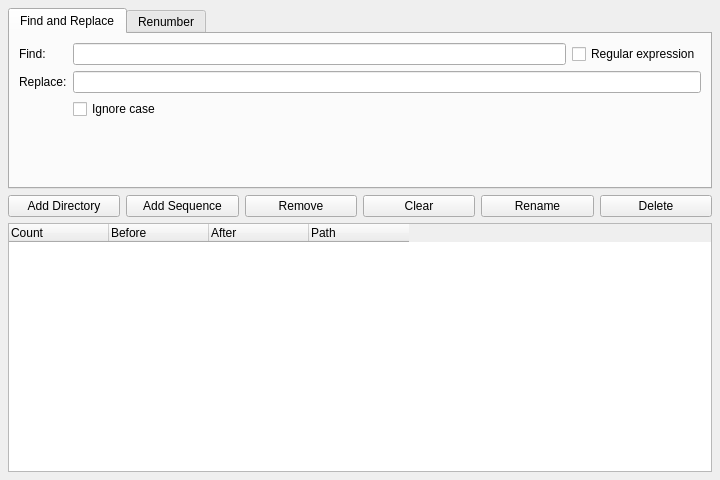
Qt form core/ui/rename_ui.ui (mjbonnington/icarus-gps) before a commit.
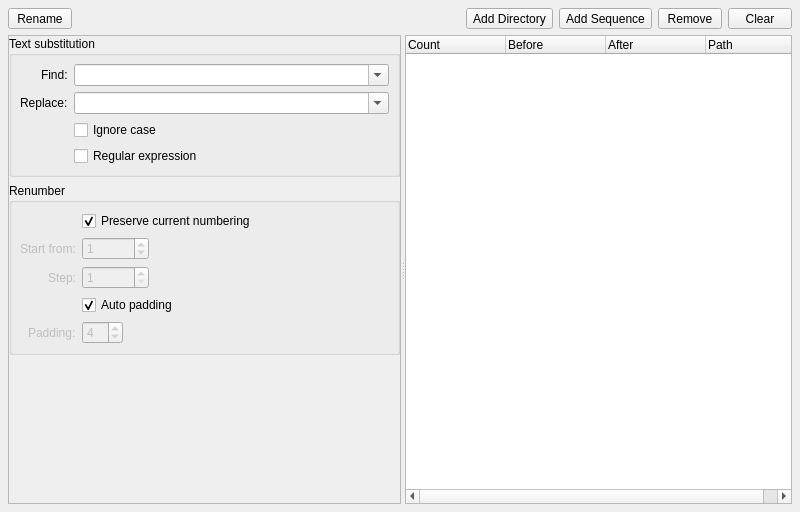
The same form after that commit. Icons and pictures are not drawn.

Commit message: Drag & drop enabled for Batch Rename tool

What changed in the file:
```diff
--- a/core/ui/rename_ui.ui
+++ b/core/ui/rename_ui.ui
@@ -6,8 +6,8 @@
    <rect>
     <x>0</x>
     <y>0</y>
-    <width>720</width>
-    <height>480</height>
+    <width>800</width>
+    <height>512</height>
    </rect>
   </property>
   <property name="windowTitle">
@@ -22,73 +22,356 @@
      <number>8</number>
     </property>
     <item>
-     <widget class="QTabWidget" name="rename_tabWidget">
+     <widget class="QFrame" name="toolbar_frame">
+      <property name="frameShape">
+       <enum>QFrame::NoFrame</enum>
+      </property>
+      <property name="frameShadow">
+       <enum>QFrame::Raised</enum>
+      </property>
+      <layout class="QHBoxLayout" name="toolbar_horizontalLayout">
+       <property name="margin">
+        <number>0</number>
+       </property>
+       <item>
+        <widget class="QToolButton" name="rename_toolButton">
+         <property name="minimumSize">
+          <size>
+           <width>64</width>
+           <height>0</height>
+          </size>
+         </property>
+         <property name="text">
+          <string>Rename</string>
+         </property>
+         <property name="icon">
+          <iconset resource="rsc.qrc">
+           <normaloff>:/rsc/rsc/icon_review.png</normaloff>
+           <disabledoff>:/rsc/rsc/icon_review_disabled.png</disabledoff>:/rsc/rsc/icon_review.png</iconset>
+         </property>
+         <property name="iconSize">
+          <size>
+           <width>32</width>
+           <height>32</height>
+          </size>
+         </property>
+         <property name="toolButtonStyle">
+          <enum>Qt::ToolButtonTextUnderIcon</enum>
+         </property>
+        </widget>
+       </item>
+       <item>
+        <spacer name="horizontalSpacer">
+         <property name="orientation">
+          <enum>Qt::Horizontal</enum>
+         </property>
+         <property name="sizeHint" stdset="0">
+          <size>
+           <width>40</width>
+           <height>20</height>
+          </size>
+         </property>
+        </spacer>
+       </item>
+       <item>
+        <widget class="QToolButton" name="addDir_toolButton">
+         <property name="minimumSize">
+          <size>
+           <width>64</width>
+           <height>0</height>
+          </size>
+         </property>
+         <property name="text">
+          <string>Add Directory</string>
+         </property>
+         <property name="icon">
+          <iconset resource="rsc.qrc">
+           <normaloff>:/rsc/rsc/icon_folder.png</normaloff>
+           <disabledoff>:/rsc/rsc/icon_folder_disabled.png</disabledoff>:/rsc/rsc/icon_folder.png</iconset>
+         </property>
+         <property name="iconSize">
+          <size>
+           <width>32</width>
+           <height>32</height>
+          </size>
+         </property>
+         <property name="toolButtonStyle">
+          <enum>Qt::ToolButtonTextUnderIcon</enum>
+         </property>
+        </widget>
+       </item>
+       <item>
+        <widget class="QToolButton" name="addSeq_toolButton">
+         <property name="minimumSize">
+          <size>
+           <width>64</width>
+           <height>0</height>
+          </size>
+         </property>
+         <property name="text">
+          <string>Add Sequence</string>
+         </property>
+         <property name="icon">
+          <iconset resource="rsc.qrc">
+           <normaloff>:/rsc/rsc/icon_add.png</normaloff>
+           <disabledoff>:/rsc/rsc/icon_add_disabled.png</disabledoff>:/rsc/rsc/icon_add.png</iconset>
+         </property>
+         <property name="iconSize">
+          <size>
+           <width>32</width>
+           <height>32</height>
+          </size>
+         </property>
+         <property name="toolButtonStyle">
+          <enum>Qt::ToolButtonTextUnderIcon</enum>
+         </property>
+        </widget>
+       </item>
+       <item>
+        <widget class="QToolButton" name="remove_toolButton">
+         <property name="minimumSize">
+          <size>
+           <width>64</width>
+           <height>0</height>
+          </size>
+         </property>
+         <property name="text">
+          <string>Remove</string>
+         </property>
+         <property name="icon">
+          <iconset resource="rsc.qrc">
+           <normaloff>:/rsc/rsc/icon_delete.png</normaloff>
+           <disabledoff>:/rsc/rsc/icon_delete_disabled.png</disabledoff>:/rsc/rsc/icon_delete.png</iconset>
+         </property>
+         <property name="iconSize">
+          <size>
+           <width>32</width>
+           <height>32</height>
+          </size>
+         </property>
+         <property name="toolButtonStyle">
+          <enum>Qt::ToolButtonTextUnderIcon</enum>
+         </property>
+        </widget>
+       </item>
+       <item>
+        <widget class="QToolButton" name="clear_toolButton">
+         <property name="minimumSize">
+          <size>
+           <width>64</width>
+           <height>0</height>
+          </size>
+         </property>
+         <property name="text">
+          <string>Clear</string>
+         </property>
+         <property name="icon">
+          <iconset resource="rsc.qrc">
+           <normaloff>:/rsc/rsc/icon_cross.png</normaloff>
+           <disabledoff>:/rsc/rsc/icon_cross_disabled.png</disabledoff>:/rsc/rsc/icon_cross.png</iconset>
+         </property>
+         <property name="iconSize">
+          <size>
+           <width>32</width>
+           <height>32</height>
+          </size>
+         </property>
+         <property name="toolButtonStyle">
+          <enum>Qt::ToolButtonTextUnderIcon</enum>
+         </property>
+        </widget>
+       </item>
+      </layout>
+     </widget>
+    </item>
+    <item>
+     <widget class="QSplitter" name="splitter">
       <property name="sizePolicy">
-       <sizepolicy hsizetype="Expanding" vsizetype="Maximum">
+       <sizepolicy hsizetype="Expanding" vsizetype="Expanding">
         <horstretch>0</horstretch>
         <verstretch>0</verstretch>
        </sizepolicy>
       </property>
-      <property name="currentIndex">
+      <property name="orientation">
+       <enum>Qt::Horizontal</enum>
+      </property>
+      <property name="childrenCollapsible">
+       <bool>true</bool>
+      </property>
+      <widget class="QScrollArea" name="settings_scrollArea">
+       <property name="widgetResizable">
+        <bool>true</bool>
+       </property>
+       <property name="alignment">
+        <set>Qt::AlignLeading|Qt::AlignLeft|Qt::AlignTop</set>
+       </property>
+       <property name="noBackground" stdset="0">
+        <bool>true</bool>
+       </property>
+       <widget class="QWidget" name="settings_scrollAreaWidgetContents">
+        <property name="geometry">
+         <rect>
+          <x>0</x>
+          <y>0</y>
+          <width>372</width>
+          <height>433</height>
+         </rect>
+        </property>
+        <property name="noBackground" stdset="0">
+         <bool>true</bool>
+        </property>
+        <layout class="QVBoxLayout" name="settings_verticalLayout">
+         <property name="margin">
        <number>0</number>
       </property>
-      <widget class="QWidget" name="findReplace_tab">
-       <attribute name="title">
-        <string>Find and Replace</string>
-       </attribute>
-       <layout class="QFormLayout" name="formLayout">
-        <item row="1" column="0">
+         <item>
+          <widget class="QGroupBox" name="findReplace_groupBox">
+           <property name="sizePolicy">
+            <sizepolicy hsizetype="Preferred" vsizetype="Maximum">
+             <horstretch>0</horstretch>
+             <verstretch>0</verstretch>
+            </sizepolicy>
+           </property>
+           <property name="title">
+            <string>Text substitution</string>
+           </property>
+           <property name="flat">
+            <bool>false</bool>
+           </property>
+           <property name="checkable">
+            <bool>false</bool>
+           </property>
+           <property name="checked">
+            <bool>false</bool>
+           </property>
+           <property name="expandable" stdset="0">
+            <bool>true</bool>
+           </property>
+           <property name="xmlCategory" stdset="0">
+            <string>textsubstitution</string>
+           </property>
+           <layout class="QFormLayout" name="findReplace_formLayout">
+            <property name="fieldGrowthPolicy">
+             <enum>QFormLayout::AllNonFixedFieldsGrow</enum>
+            </property>
+            <property name="labelAlignment">
+             <set>Qt::AlignRight|Qt::AlignTrailing|Qt::AlignVCenter</set>
+            </property>
+            <property name="margin">
+             <number>8</number>
+            </property>
+            <item row="0" column="0">
          <widget class="QLabel" name="find_label">
           <property name="text">
            <string>Find:</string>
           </property>
-         </widget>
-        </item>
-        <item row="2" column="0">
+              <property name="buddy">
+               <cstring>find_comboBox</cstring>
+              </property>
+             </widget>
+            </item>
+            <item row="1" column="0">
          <widget class="QLabel" name="replace_label">
           <property name="text">
            <string>Replace:</string>
           </property>
-         </widget>
-        </item>
-        <item row="3" column="1">
+              <property name="buddy">
+               <cstring>replace_comboBox</cstring>
+              </property>
+             </widget>
+            </item>
+            <item row="2" column="1">
          <widget class="QCheckBox" name="ignoreCase_checkBox">
           <property name="text">
            <string>Ignore case</string>
           </property>
-         </widget>
-        </item>
-        <item row="1" column="1">
-         <layout class="QHBoxLayout" name="find_horizontalLayout">
-          <item>
-           <widget class="QLineEdit" name="find_lineEdit"/>
-          </item>
-          <item>
+              <property name="xmlTag" stdset="0">
+               <string>ignorecase</string>
+              </property>
+             </widget>
+            </item>
+            <item row="3" column="1">
            <widget class="QCheckBox" name="regex_checkBox">
             <property name="text">
              <string>Regular expression</string>
             </property>
+              <property name="xmlTag" stdset="0">
+               <string>regex</string>
+              </property>
+             </widget>
+            </item>
+            <item row="0" column="1">
+             <widget class="QComboBox" name="find_comboBox">
+              <property name="editable">
+               <bool>true</bool>
+              </property>
+              <property name="xmlTag" stdset="0">
+               <string>find</string>
+              </property>
+             </widget>
+            </item>
+            <item row="1" column="1">
+             <widget class="QComboBox" name="replace_comboBox">
+              <property name="editable">
+               <bool>true</bool>
+              </property>
+              <property name="xmlTag" stdset="0">
+               <string>replace</string>
+              </property>
            </widget>
           </item>
          </layout>
-        </item>
-        <item row="2" column="1">
-         <layout class="QHBoxLayout" name="replace_horizontalLayout">
+          </widget>
+         </item>
           <item>
-           <widget class="QLineEdit" name="replace_lineEdit"/>
-          </item>
-         </layout>
-        </item>
-       </layout>
-      </widget>
-      <widget class="QWidget" name="renumber_tab">
-       <attribute name="title">
+          <widget class="QGroupBox" name="renumber_groupBox">
+           <property name="sizePolicy">
+            <sizepolicy hsizetype="Preferred" vsizetype="Maximum">
+             <horstretch>0</horstretch>
+             <verstretch>0</verstretch>
+            </sizepolicy>
+           </property>
+           <property name="title">
         <string>Renumber</string>
-       </attribute>
-       <layout class="QFormLayout" name="formLayout_2">
+           </property>
+           <property name="flat">
+            <bool>false</bool>
+           </property>
+           <property name="checkable">
+            <bool>false</bool>
+           </property>
+           <property name="checked">
+            <bool>false</bool>
+           </property>
+           <property name="expandable" stdset="0">
+            <bool>true</bool>
+           </property>
+           <property name="xmlCategory" stdset="0">
+            <string>renumber</string>
+           </property>
+           <layout class="QFormLayout" name="renumber_formLayout">
         <property name="fieldGrowthPolicy">
          <enum>QFormLayout::ExpandingFieldsGrow</enum>
         </property>
+            <property name="labelAlignment">
+             <set>Qt::AlignRight|Qt::AlignTrailing|Qt::AlignVCenter</set>
+            </property>
+            <property name="margin">
+             <number>8</number>
+            </property>
+            <item row="0" column="1">
+             <widget class="QCheckBox" name="preserveNumbering_checkBox">
+              <property name="text">
+               <string>Preserve current numbering</string>
+              </property>
+              <property name="checked">
+               <bool>true</bool>
+              </property>
+              <property name="xmlTag" stdset="0">
+               <string>preservenumbering</string>
+              </property>
+             </widget>
+            </item>
         <item row="1" column="0">
          <widget class="QLabel" name="start_label">
           <property name="enabled">
@@ -97,6 +380,25 @@
           <property name="text">
            <string>Start from:</string>
           </property>
+              <property name="buddy">
+               <cstring>start_spinBox</cstring>
+              </property>
+             </widget>
+            </item>
+            <item row="1" column="1">
+             <widget class="QSpinBox" name="start_spinBox">
+              <property name="enabled">
+               <bool>false</bool>
+              </property>
+              <property name="maximum">
+               <number>999999999</number>
+              </property>
+              <property name="value">
+               <number>1</number>
+              </property>
+              <property name="xmlTag" stdset="0">
+               <string>numberingstart</string>
+              </property>
          </widget>
         </item>
         <item row="2" column="0">
@@ -107,6 +409,41 @@
           <property name="text">
            <string>Step:</string>
           </property>
+              <property name="buddy">
+               <cstring>step_spinBox</cstring>
+              </property>
+             </widget>
+            </item>
+            <item row="2" column="1">
+             <widget class="QSpinBox" name="step_spinBox">
+              <property name="enabled">
+               <bool>false</bool>
+              </property>
+              <property name="minimum">
+               <number>1</number>
+              </property>
+              <property name="maximum">
+               <number>999999999</number>
+              </property>
+              <property name="value">
+               <number>1</number>
+              </property>
+              <property name="xmlTag" stdset="0">
+               <string>numberingstep</string>
+              </property>
+             </widget>
+            </item>
+            <item row="3" column="1">
+             <widget class="QCheckBox" name="autoPadding_checkBox">
+              <property name="text">
+               <string>Auto padding</string>
+              </property>
+              <property name="checked">
+               <bool>true</bool>
+              </property>
+              <property name="xmlTag" stdset="0">
+               <string>autopadding</string>
+              </property>
          </widget>
         </item>
         <item row="4" column="0">
@@ -117,34 +454,8 @@
           <property name="text">
            <string>Padding:</string>
           </property>
-         </widget>
-        </item>
-        <item row="1" column="1">
-         <widget class="QSpinBox" name="start_spinBox">
-          <property name="enabled">
-           <bool>false</bool>
-          </property>
-          <property name="maximum">
-           <number>999999999</number>
-          </property>
-          <property name="value">
-           <number>1</number>
-          </property>
-         </widget>
-        </item>
-        <item row="2" column="1">
-         <widget class="QSpinBox" name="step_spinBox">
-          <property name="enabled">
-           <bool>false</bool>
-          </property>
-          <property name="minimum">
-           <number>1</number>
-          </property>
-          <property name="maximum">
-           <number>999999999</number>
-          </property>
-          <property name="value">
-           <number>1</number>
+              <property name="buddy">
+               <cstring>padding_spinBox</cstring>
           </property>
          </widget>
         </item>
@@ -162,114 +473,30 @@
           <property name="value">
            <number>4</number>
           </property>
-         </widget>
-        </item>
-        <item row="0" column="1">
-         <widget class="QCheckBox" name="preserveNumbering_checkBox">
-          <property name="text">
-           <string>Preserve current numbering</string>
-          </property>
-          <property name="checked">
-           <bool>true</bool>
-          </property>
-         </widget>
-        </item>
-        <item row="3" column="1">
-         <widget class="QCheckBox" name="autoPadding_checkBox">
-          <property name="text">
-           <string>Auto padding</string>
-          </property>
-          <property name="checked">
-           <bool>true</bool>
-          </property>
-         </widget>
-        </item>
-       </layout>
-      </widget>
-     </widget>
+              <property name="xmlTag" stdset="0">
+               <string>padding</string>
+              </property>
+             </widget>
+            </item>
+           </layout>
+          </widget>
     </item>
     <item>
-     <widget class="QFrame" name="renameToolbar_frame">
-      <property name="frameShape">
-       <enum>QFrame::NoFrame</enum>
-      </property>
-      <property name="frameShadow">
-       <enum>QFrame::Raised</enum>
-      </property>
-      <layout class="QHBoxLayout" name="horizontalLayout_10">
-       <property name="margin">
-        <number>0</number>
-       </property>
-       <item>
-        <widget class="QPushButton" name="addDir_pushButton">
-         <property name="text">
-          <string>Add Directory</string>
-         </property>
-        </widget>
-       </item>
-       <item>
-        <widget class="QPushButton" name="add_pushButton">
-         <property name="text">
-          <string>Add Sequence</string>
-         </property>
-         <property name="default">
-          <bool>false</bool>
-         </property>
-         <property name="flat">
-          <bool>false</bool>
-         </property>
-        </widget>
-       </item>
-       <item>
-        <widget class="QPushButton" name="remove_pushButton">
-         <property name="text">
-          <string>Remove</string>
-         </property>
-         <property name="default">
-          <bool>false</bool>
-         </property>
-         <property name="flat">
-          <bool>false</bool>
-         </property>
-        </widget>
-       </item>
-       <item>
-        <widget class="QPushButton" name="clear_pushButton">
-         <property name="text">
-          <string>Clear</string>
-         </property>
-        </widget>
-       </item>
-       <item>
-        <widget class="QPushButton" name="rename_pushButton">
-         <property name="text">
-          <string>Rename</string>
-         </property>
-         <property name="default">
-          <bool>false</bool>
-         </property>
-         <property name="flat">
-          <bool>false</bool>
-         </property>
-        </widget>
-       </item>
-       <item>
-        <widget class="QPushButton" name="delete_pushButton">
-         <property name="text">
-          <string>Delete</string>
-         </property>
-         <property name="default">
-          <bool>false</bool>
-         </property>
-         <property name="flat">
-          <bool>false</bool>
-         </property>
-        </widget>
-       </item>
-      </layout>
-     </widget>
-    </item>
-    <item>
+          <spacer name="verticalSpacer">
+           <property name="orientation">
+            <enum>Qt::Vertical</enum>
+           </property>
+           <property name="sizeHint" stdset="0">
+            <size>
+             <width>20</width>
+             <height>40</height>
+            </size>
+           </property>
+          </spacer>
+         </item>
+        </layout>
+       </widget>
+      </widget>
      <widget class="QTreeWidget" name="taskList_treeWidget">
       <property name="acceptDrops">
        <bool>true</bool>
@@ -331,6 +558,7 @@
        </property>
       </column>
      </widget>
+     </widget>
     </item>
    </layout>
   </widget>
```
Left out of the diff: 47 changed lines with no effect on the pictures. Lines whose indentation alone changed are shown as unchanged. The commit also changes 8 other files.
